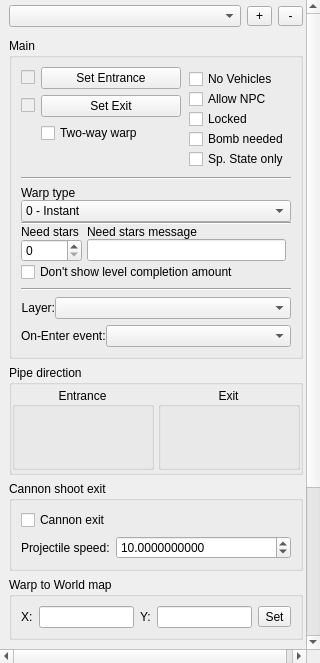
Old version of the form Editor/main_window/dock/lvl_warp_props.ui in the repository WohlSoft/Moondust-Project.
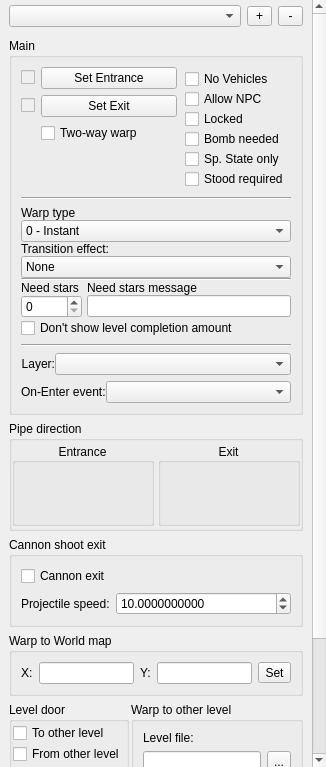
New version of the form. Icons and pictures are not drawn. Custom widgets are drawn as their Qt base class.

Commit message:
Editor: Added new fields to Warps & Doors toolbox
- Added "Transition type" field
- Added "Stood state required" field

Diff of the .ui file:
```diff
--- a/Editor/main_window/dock/lvl_warp_props.ui
+++ b/Editor/main_window/dock/lvl_warp_props.ui
@@ -6,8 +6,8 @@
    <rect>
     <x>0</x>
     <y>0</y>
-    <width>320</width>
-    <height>663</height>
+    <width>326</width>
+    <height>767</height>
    </rect>
   </property>
   <property name="sizePolicy">
@@ -56,8 +56,8 @@
      <rect>
       <x>0</x>
       <y>0</y>
-      <width>306</width>
-      <height>878</height>
+      <width>312</width>
+      <height>957</height>
      </rect>
     </property>
     <layout class="QGridLayout" name="gridLayout_6" rowstretch="0,0,0,0,0,0,10000">
@@ -637,6 +637,16 @@
              </property>
             </widget>
            </item>
+           <item>
+            <widget class="QCheckBox" name="warpStoodReq">
+             <property name="toolTip">
+              <string>This warp can be entered in only condition when a player stands on the ground. This option does not affect Instant and Portal warp types.</string>
+             </property>
+             <property name="text">
+              <string>Stood required</string>
+             </property>
+            </widget>
+           </item>
            <item>
             <spacer name="verticalSpacer_8">
              <property name="orientation">
@@ -747,7 +757,7 @@
           <property name="minimumSize">
            <size>
             <width>0</width>
-            <height>104</height>
+            <height>141</height>
            </size>
           </property>
           <property name="frameShadow">
@@ -775,7 +785,99 @@
            <property name="verticalSpacing">
             <number>0</number>
            </property>
-           <item row="2" column="0" colspan="3">
+           <item row="7" column="0">
+            <widget class="QLabel" name="label_4">
+             <property name="text">
+              <string>Need stars</string>
+             </property>
+            </widget>
+           </item>
+           <item row="8" column="1">
+            <widget class="QLineEdit" name="WarpNeedAStarsMsg">
+             <property name="toolTip">
+              <string>Message which will be shown if the player
+does not have the required number of stars</string>
+             </property>
+            </widget>
+           </item>
+           <item row="8" column="0">
+            <widget class="QSpinBox" name="WarpNeedAStars">
+             <property name="toolTip">
+              <string>Required number of stars
+to enter this warp</string>
+             </property>
+             <property name="maximum">
+              <number>10000</number>
+             </property>
+            </widget>
+           </item>
+           <item row="7" column="1">
+            <widget class="QLabel" name="WarpNeedAStarsMsg_label">
+             <property name="text">
+              <string>Need stars message</string>
+             </property>
+            </widget>
+           </item>
+           <item row="6" column="0" colspan="2">
+            <widget class="Line" name="line_3">
+             <property name="orientation">
+              <enum>Qt::Horizontal</enum>
+             </property>
+            </widget>
+           </item>
+           <item row="9" column="0" colspan="2">
+            <widget class="QCheckBox" name="WarpHideStars">
+             <property name="toolTip">
+              <string>If this setting is enabled, even if this warp leads to another level, the
+number of existing and collected stars in the level will not be shown.</string>
+             </property>
+             <property name="text">
+              <string>Don't show level completion amount</string>
+             </property>
+            </widget>
+           </item>
+           <item row="5" column="0" colspan="2">
+            <widget class="QComboBox" name="transitEffect">
+             <item>
+              <property name="text">
+               <string comment="Transition effect type">None</string>
+              </property>
+             </item>
+             <item>
+              <property name="text">
+               <string comment="Transition effect type">Scroll</string>
+              </property>
+             </item>
+             <item>
+              <property name="text">
+               <string comment="Transition effect type">Fade</string>
+              </property>
+             </item>
+             <item>
+              <property name="text">
+               <string comment="Transition effect type">Circle fade</string>
+              </property>
+             </item>
+             <item>
+              <property name="text">
+               <string comment="Transition effect type">Flip horizontal</string>
+              </property>
+             </item>
+             <item>
+              <property name="text">
+               <string comment="Transition effect type">Flip vertical</string>
+              </property>
+             </item>
+            </widget>
+           </item>
+           <item row="4" column="0" colspan="2">
+            <widget class="QLabel" name="transitEffectLabel">
+             <property name="text">
+              <string>Transition effect:</string>
+             </property>
+            </widget>
+           </item>
+           <item row="2" column="0" colspan="2">
             <widget class="QComboBox" name="WarpType">
              <property name="toolTip">
               <string>Defines the type of warp:
@@ -815,64 +917,13 @@
              </item>
             </widget>
            </item>
-           <item row="5" column="1">
-            <widget class="QLineEdit" name="WarpNeedAStarsMsg">
-             <property name="toolTip">
-              <string>Message which will be shown if the player
-does not have the required number of stars</string>
-             </property>
-            </widget>
-           </item>
-           <item row="4" column="1">
-            <widget class="QLabel" name="WarpNeedAStarsMsg_label">
-             <property name="text">
-              <string>Need stars message</string>
-             </property>
-            </widget>
-           </item>
-           <item row="4" column="0">
-            <widget class="QLabel" name="label_4">
-             <property name="text">
-              <string>Need stars</string>
-             </property>
-            </widget>
-           </item>
-           <item row="5" column="0">
-            <widget class="QSpinBox" name="WarpNeedAStars">
-             <property name="toolTip">
-              <string>Required number of stars
-to enter this warp</string>
-             </property>
-             <property name="maximum">
-              <number>10000</number>
-             </property>
-            </widget>
-           </item>
-           <item row="1" column="0" colspan="3">
+           <item row="1" column="0" colspan="2">
             <widget class="QLabel" name="label_3">
              <property name="text">
               <string>Warp type</string>
              </property>
             </widget>
            </item>
-           <item row="6" column="0" colspan="2">
-            <widget class="QCheckBox" name="WarpHideStars">
-             <property name="toolTip">
-              <string>If this setting is enabled, even if this warp leads to another level, the
-number of existing and collected stars in the level will not be shown.</string>
-             </property>
-             <property name="text">
-              <string>Don't show level completion amount</string>
-             </property>
-            </widget>
-           </item>
-           <item row="3" column="0" colspan="3">
-            <widget class="Line" name="line_3">
-             <property name="orientation">
-              <enum>Qt::Horizontal</enum>
-             </property>
-            </widget>
-           </item>
           </layout>
          </widget>
         </item>
```
Left out of the diff: 1 changed line with no effect on the pictures. The commit also changes 10 other files.
